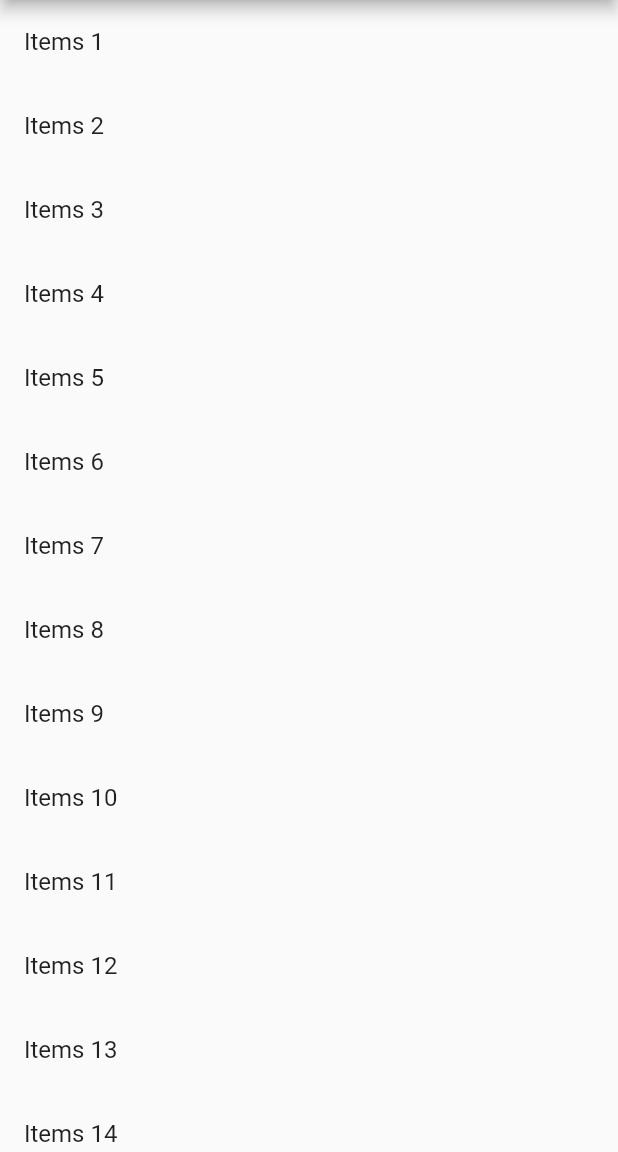
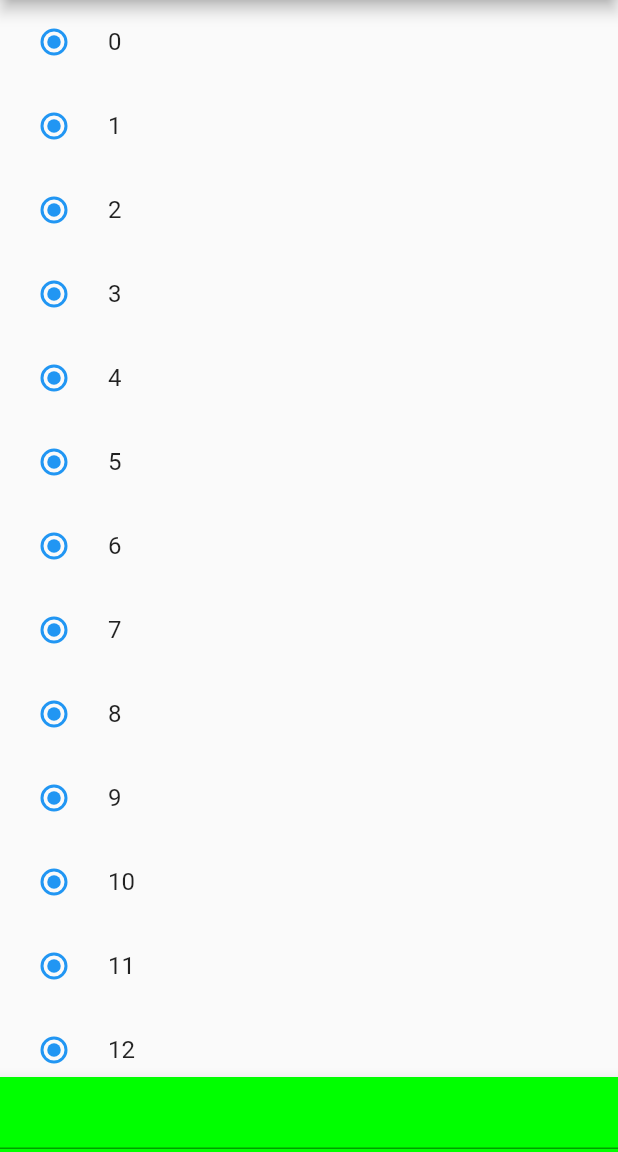
Before and after one commit to jweboy/github-app, a Flutter app: the screen it shows after launch, on a phone screen of 412 x 824 dp, the part 84-1236 px from its top. Run offline on Flutter 3.47's test engine with Material 2 defaults, Android fonts, the phone set to English and light mode, and no system bars.

Commit message:
:sparkles: Update Drawer in homeScreen

```diff
--- a/lib/main.dart
+++ b/lib/main.dart
@@ -1,5 +1,6 @@
 import 'package:flutter/material.dart';
 import 'package:todo/screens/home.dart';
+import 'package:todo/screens/settings.dart';
 
 void main() => runApp(MyApp());
 
@@ -14,9 +15,9 @@ class MyApp extends StatelessWidget {
         primarySwatch: Colors.blue,
       ),
       home: new HomeScreen(),
-      // routes: <String, WidgetBuilder>{
-      //   HomeScreen.routeName: (BuildContext context) => new HomeScreen(),
-      // },
+      routes: <String, WidgetBuilder>{
+        SettingsScreen.routeName: (BuildContext context) => new SettingsScreen(),
+      },
     );
   }
 }
--- a/lib/screens/home.dart
+++ b/lib/screens/home.dart
@@ -41,11 +41,13 @@ class _HomeScreenState extends State<HomeScreen> {
       child: new Text('Header'),
     );
 
-    ListTile genNavItem(String text, String routeName) {
+    ListTile genNavItem(String text, var icon , String routeName) {
       return new ListTile(
         title: new Text(text),
+        leading: new Icon(icon),
         onTap: () {
           setState(() {
+            // Navigator.pop(context);
                       Navigator.of(context).pop();
                       Navigator.of(context).pushNamed(routeName);
                     });
@@ -55,8 +57,7 @@ class _HomeScreenState extends State<HomeScreen> {
 
     var navChildren = [
       headerChild,
-      genNavItem('settings', '/'),
-      genNavItem('home', '/'),
+      genNavItem('设置', Icons.settings ,'/settings'),
     ];
 
     ListView listview = new ListView(
@@ -71,16 +72,9 @@ class _HomeScreenState extends State<HomeScreen> {
   // render主体
   @override
   Widget build(BuildContext context) {
-    return new MaterialApp(
-      home: new Scaffold(
+    return new Scaffold(
         appBar: new AppBar(
           title: const Text('todo-list'),
-          leading: new IconButton(
-            icon: const Icon(Icons.menu),
-            onPressed: () {
-              return _showDialog();
-            },
-          ),
           actions: <Widget>[
             new PopupMenuButton<Choice>(
               itemBuilder: (BuildContext context) {
@@ -94,9 +88,15 @@ class _HomeScreenState extends State<HomeScreen> {
             )
           ],
         ),
+        drawer: _showNavDrawer(context),
         body: new TodoList(),
-        drawer: _showNavDrawer(context),
-      ),
+        bottomNavigationBar: BottomAppBar(
+          child: Container(
+            height: 50.0,
+            color: const Color(0xFF00FF00),
+            child: new TextField(),
+          ),
+        ),
     );
   }
 }
--- a/lib/screens/todo-list.dart
+++ b/lib/screens/todo-list.dart
@@ -5,6 +5,8 @@ class Todo {
   final String text;
   final String id;
 }
+
+enum SingingCharacter { todoCheckbox }
 
 class TodoList extends StatefulWidget{
   // @override
@@ -28,6 +30,7 @@ class TodoListState extends State<TodoList>{
   //   const Todo(id: 'key7', text: '测试数据7'),
   // ];
 
+
   final List<String> _todos = new List<String>.generate(30, (int i) => "Items ${i + 1}");
 
   @override
@@ -36,16 +39,25 @@ class TodoListState extends State<TodoList>{
       itemCount: _todos.length,
       itemBuilder: (context, int index) {
         final todo = _todos[index];
+        SingingCharacter _character = SingingCharacter.todoCheckbox;
+
         return Dismissible(
           key: new Key(todo),
           onDismissed: (direction) {
             _todos.removeAt(index);
             Scaffold.of(context).showSnackBar(new SnackBar(
-              content: new Text("Item dismissed~~")
+              content: new Text("Item $index dismissed~~")
             ));
           },
-          child: new ListTile(
-            title: new Text("$todo"),
+          child: new RadioListTile(
+            title: new Text("$index"),
+            value: SingingCharacter.todoCheckbox,
+            groupValue: _character,
+            onChanged: (SingingCharacter value) {
+              setState(() {
+                _character = value;
+                            });
+            },
           ),
           background: new Container(
             color: Colors.red,
```
Also changed, not shown: lib/screens/settings.dart (added, +24 -0 lines).
